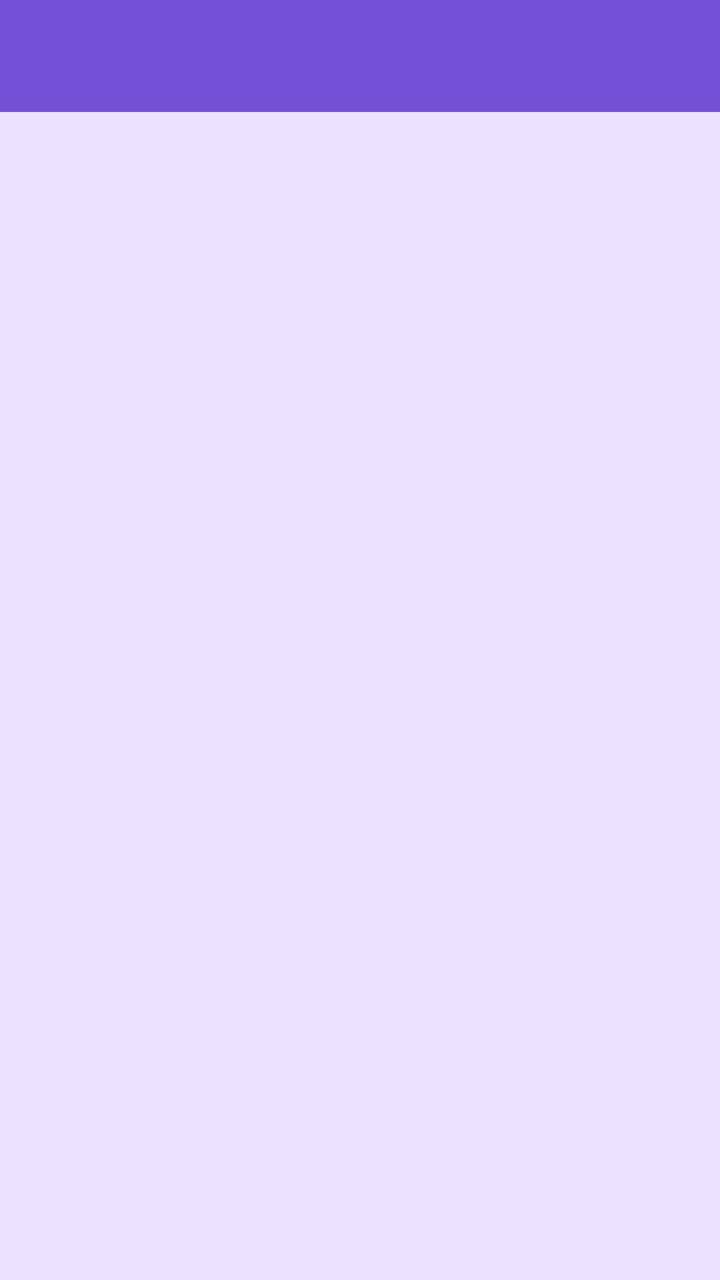
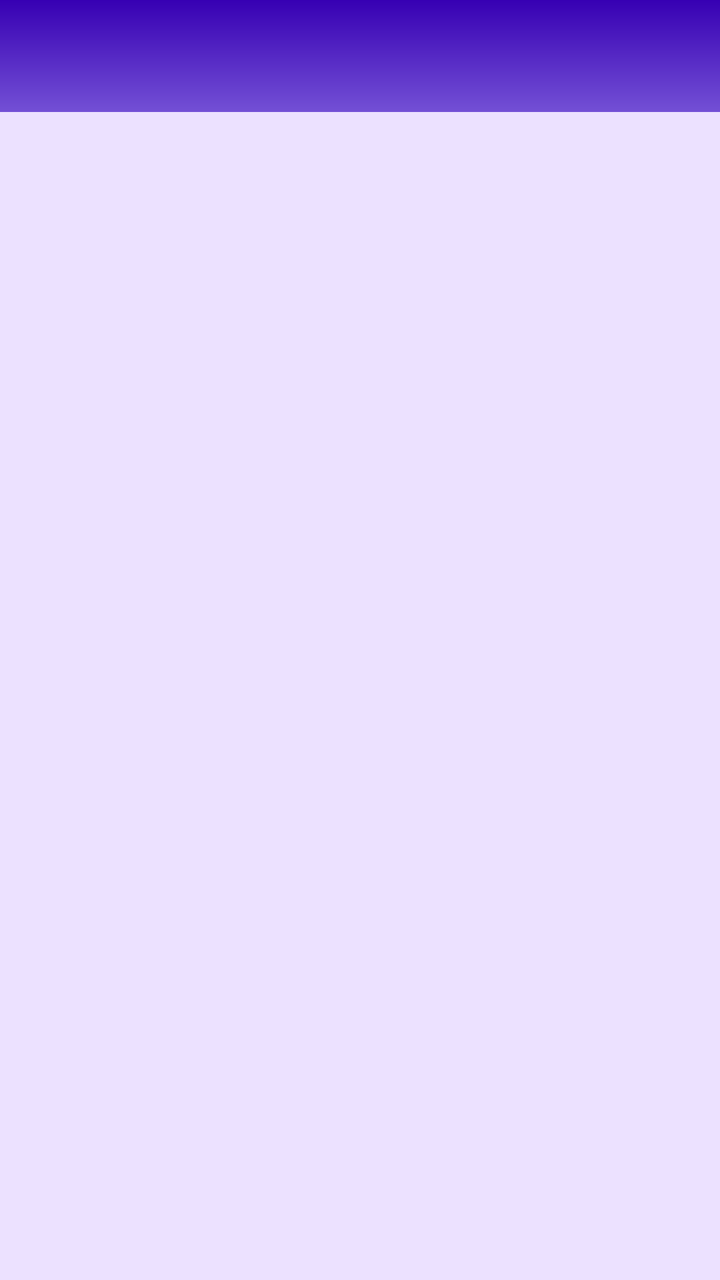

The first picture is an Android layout as it rendered before a commit; the second is the same layout after the commit. The layout source and the unified diff follow.
<!-- AndroidManifest.xml: activity theme Theme.Quiz.NoActionBar -->
<!-- res/layout/activity_test.xml -->
<?xml version="1.0" encoding="utf-8"?>
<androidx.constraintlayout.widget.ConstraintLayout xmlns:android="http://schemas.android.com/apk/res/android"
    xmlns:app="http://schemas.android.com/apk/res-auto"
    xmlns:tools="http://schemas.android.com/tools"
    android:id="@+id/main"
    android:layout_width="match_parent"
    android:layout_height="match_parent"
    tools:context=".TestActivity"
    android:background="@color/background"
    android:fitsSystemWindows="true">

    <androidx.appcompat.widget.Toolbar
        android:id="@+id/toolbar"
        android:layout_width="match_parent"
        android:layout_height="?attr/actionBarSize"
        app:layout_constraintTop_toTopOf="parent"
        app:layout_constraintLeft_toLeftOf="parent"
        app:layout_constraintEnd_toEndOf="parent"
        android:background="@color/primary"
        android:clickable="true"
        android:focusable="true" />

    <androidx.recyclerview.widget.RecyclerView
        android:id="@+id/test_recycler_view"
        android:layout_width="0dp"
        android:layout_height="0dp"
        android:layout_marginStart="8dp"
        android:layout_marginEnd="8dp"
        android:layout_marginTop="8dp"
        app:layout_constraintBottom_toBottomOf="parent"
        app:layout_constraintEnd_toEndOf="parent"
        app:layout_constraintStart_toStartOf="parent"
        app:layout_constraintTop_toBottomOf="@+id/toolbar" />

</androidx.constraintlayout.widget.ConstraintLayout>
<!-- resources referenced by this layout -->
<resources>
  <color name="background">#ECE1FF</color>
  <color name="primary">#7350D5</color>
  <style name="Theme.Quiz.NoActionBar" parent="Theme.MaterialComponents.DayNight.NoActionBar">
          <item name="colorPrimary">@color/purple_500</item>
          <item name="colorPrimaryVariant">@color/purple_700</item>
          <item name="colorOnPrimary">@color/white</item>
  
          <item name="colorSecondary">@color/teal_200</item>
          <item name="colorSecondaryVariant">@color/teal_700</item>
          <item name="colorOnSecondary">@color/black</item>
  
          <item name="android:statusBarColor">?attr/colorPrimaryVariant</item>
      </style>
  <color name="purple_500">#FF6200EE</color>
  <color name="purple_700">#FF3700B3</color>
  <color name="white">#FFFFFFFF</color>
  <color name="teal_200">#FF03DAC5</color>
  <color name="teal_700">#FF018786</color>
  <color name="black">#FF000000</color>
</resources>

<!-- the commit's change to res/layout/activity_test.xml (unified diff, before → after) -->
@@ -16,7 +16,7 @@
         app:layout_constraintTop_toTopOf="parent"
         app:layout_constraintLeft_toLeftOf="parent"
         app:layout_constraintEnd_toEndOf="parent"
-        android:background="@color/primary"
+        android:background="@drawable/toolbar_gradient"
         android:clickable="true"
         android:focusable="true" />
 
<!-- resource entries referenced after the edit -->
@@ -1,6 +1,13 @@
 <!-- resources referenced by this layout -->
 <resources>
   <color name="background">#ECE1FF</color>
+  <!-- drawable toolbar_gradient (drawable) -->
+  <shape xmlns:android="http://schemas.android.com/apk/res/android" android:shape="rectangle">
+      <gradient
+          android:startColor="@color/primary"
+          android:endColor="@color/purple_700"
+          android:angle="90"/>
+  </shape>
   <color name="primary">#7350D5</color>
   <style name="Theme.Quiz.NoActionBar" parent="Theme.MaterialComponents.DayNight.NoActionBar">
           <item name="colorPrimary">@color/purple_500</item>
